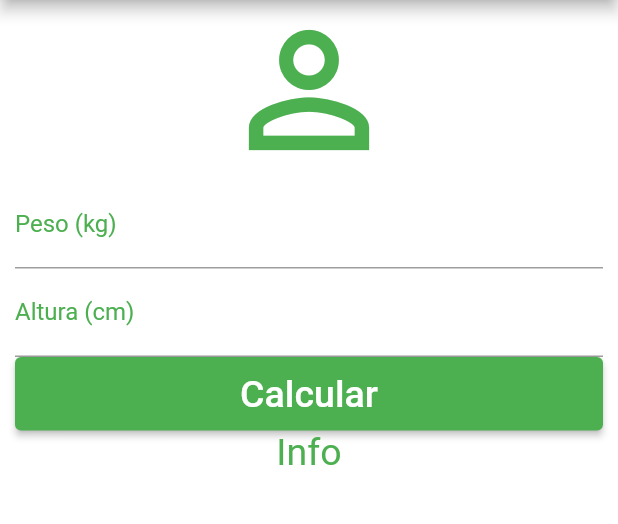
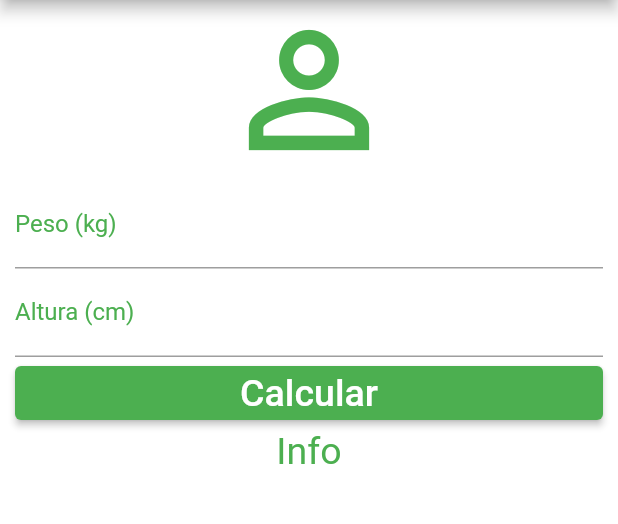
Before and after one commit to AlexandreFerreira97/calculadora_imc, a Flutter app: the screen it shows after launch, on a phone screen of 412 x 824 dp, the part 84-608 px from its top. Run offline on Flutter 3.47's test engine with Material 2 defaults, Android fonts, the phone set to English and light mode, and no system bars.

Commit message:
Update calculadoraImc.dart

```diff
--- a/lib/pages/calculadoraImc.dart
+++ b/lib/pages/calculadoraImc.dart
@@ -51,12 +51,11 @@ class _HomeState extends State<Home> {
               textAlign: TextAlign.center,
               style: TextStyle(color: Colors.green),
             ),
-            const SizedBox(width: 8),
             ElevatedButton(
               onPressed: () {},
               style: ElevatedButton.styleFrom(
                 primary: const Color(0xff4caf50),
-                padding: const EdgeInsets.only(top:10.0, bottom: 10.0),
+                //padding: const EdgeInsets.only(top:10.0, bottom: 10.0),
               ),
               child: const Text(
                 'Calcular',
```
